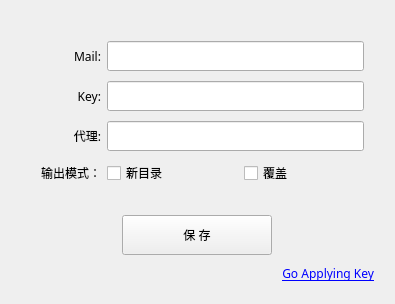
Old version of the form tinypng/SettingWindow.ui in the repository yongplus/tinypng.
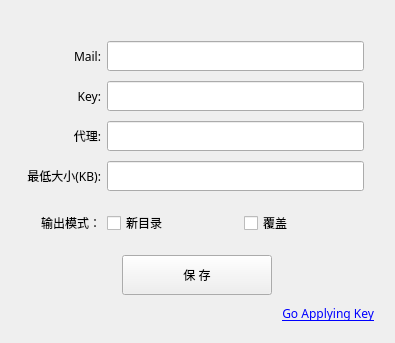
New version of the form. Icons and pictures are not drawn.

The edit to the form file:
```diff
--- a/tinypng/SettingWindow.ui
+++ b/tinypng/SettingWindow.ui
@@ -10,7 +10,7 @@
     <x>0</x>
     <y>0</y>
     <width>395</width>
-    <height>304</height>
+    <height>339</height>
    </rect>
   </property>
   <property name="sizePolicy">
@@ -189,10 +189,56 @@
        </item>
       </layout>
      </item>
+     <item>
+      <layout class="QHBoxLayout" name="horizontalLayout_6">
+       <property name="rightMargin">
+        <number>10</number>
+       </property>
+       <item>
+        <widget class="QLabel" name="label_6">
+         <property name="minimumSize">
+          <size>
+           <width>80</width>
+           <height>0</height>
+          </size>
+         </property>
+         <property name="font">
+          <font>
+           <family>宋体</family>
+          </font>
+         </property>
+         <property name="text">
+          <string>最低大小(KB):</string>
+         </property>
+         <property name="alignment">
+          <set>Qt::AlignRight|Qt::AlignTrailing|Qt::AlignVCenter</set>
+         </property>
+        </widget>
+       </item>
+       <item>
+        <widget class="QLineEdit" name="sizeInput">
+         <property name="minimumSize">
+          <size>
+           <width>0</width>
+           <height>30</height>
+          </size>
+         </property>
+         <property name="font">
+          <font>
+           <family>宋体</family>
+          </font>
+         </property>
+        </widget>
+       </item>
+      </layout>
+     </item>
      <item>
       <layout class="QHBoxLayout" name="horizontalLayout_5">
+       <property name="topMargin">
+        <number>10</number>
+       </property>
        <property name="bottomMargin">
-        <number>20</number>
+        <number>10</number>
        </property>
        <item>
         <widget class="QLabel" name="label_4">
```
Left out of the diff: 3 changed lines with no effect on the pictures.
